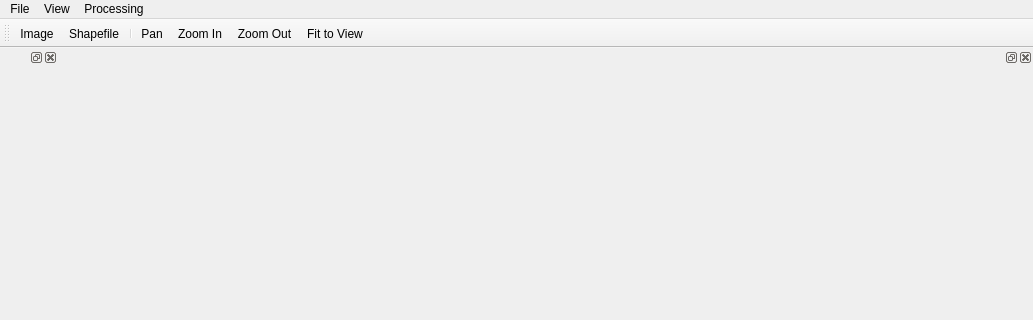
Qt form ui/main_window.ui (a-sdk/program-pengolahan-citra-drone) before a commit; both pictures show x 0 to 1033 and y 0 to 320 of the 1033 by 777 pixel window.
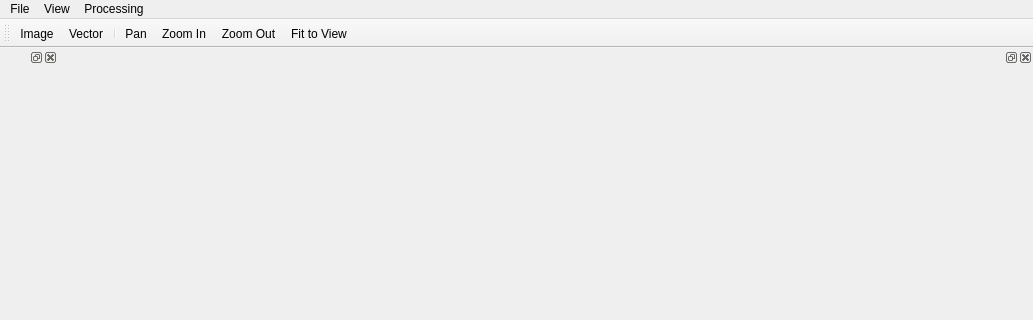
The same form after that commit.

```diff
--- a/ui/main_window.ui
+++ b/ui/main_window.ui
@@ -163,7 +163,7 @@
   </action>
   <action name="action_open_shp">
    <property name="text">
-    <string>Shapefile</string>
+    <string>Vector</string>
    </property>
   </action>
   <action name="action_water_predict">
```
